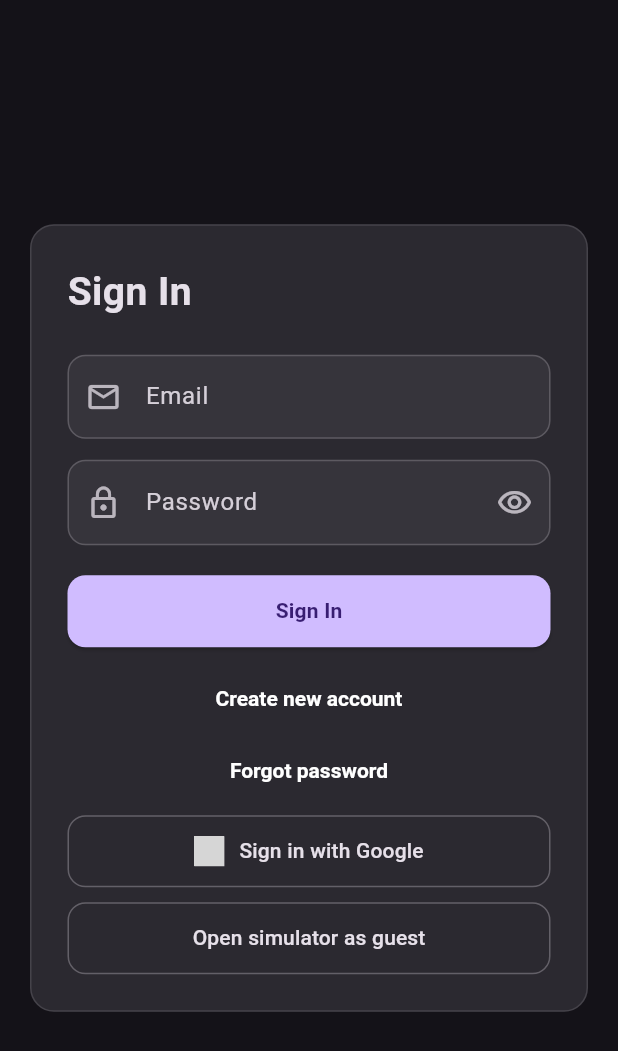
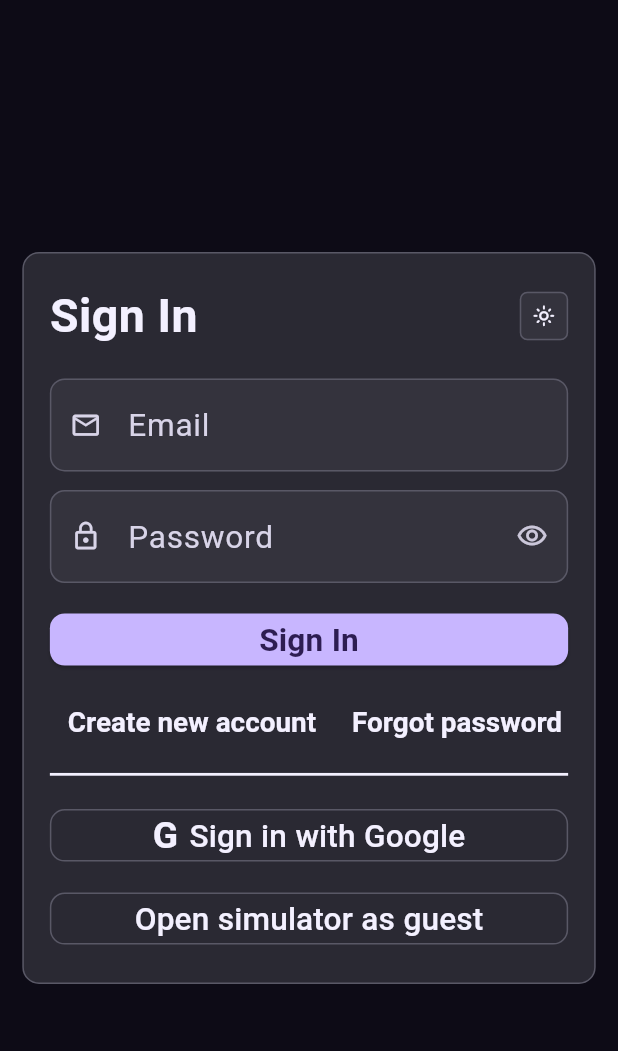
Before and after one commit to Autsadayut-th/toramproject, a Flutter app: the screen it shows after launch, on a phone screen of 412 x 824 dp. Shown: the top 1051 px of the screen. Run offline on Flutter 3.47's test engine with Material 3 defaults, Android fonts, the phone set to English and light mode, and no system bars; our stand-ins replace cloud_firestore, firebase_auth, firebase_core, google_fonts, google_sign_in, shared_preferences; accounts and stored records are empty; grey boxes are pictures that could not be loaded.

Commit message:
Adjust critical simulator layout and update login navigation

```diff
--- a/lib/critical_simulator_page/critical_simulator_page.dart
+++ b/lib/critical_simulator_page/critical_simulator_page.dart
@@ -134,8 +134,16 @@ class _CriticalSimulatorPageState extends State<CriticalSimulatorPage> {
   @override
   Widget build(BuildContext context) {
     final ColorScheme colorScheme = Theme.of(context).colorScheme;
-    final Widget content = SingleChildScrollView(
+    final Widget content = LayoutBuilder(
+      builder: (BuildContext context, BoxConstraints viewport) {
+        return SingleChildScrollView(
           padding: const EdgeInsets.all(16),
+          child: Center(
+            child: ConstrainedBox(
+              constraints: BoxConstraints(
+                maxWidth: 980,
+                minHeight: viewport.maxHeight - 32,
+              ),
               child: Column(
                 crossAxisAlignment: CrossAxisAlignment.start,
                 children: <Widget>[
@@ -143,37 +151,13 @@ class _CriticalSimulatorPageState extends State<CriticalSimulatorPage> {
                     const LinearProgressIndicator(minHeight: 2),
                     const SizedBox(height: 10),
                   ],
-          Container(
-            width: double.infinity,
-            padding: const EdgeInsets.all(12),
-            decoration: BoxDecoration(
-              color: colorScheme.surfaceContainerHigh,
-              borderRadius: BorderRadius.circular(10),
-              border: Border.all(
-                color: colorScheme.onSurface.withValues(alpha: 0.2),
-              ),
-            ),
-            child: Column(
-              crossAxisAlignment: CrossAxisAlignment.start,
-              children: <Widget>[
-                Text(
-                  'Rule source: $_rulesAssetPath',
-                  style: TextStyle(
-                    color: colorScheme.onSurface.withValues(alpha: 0.75),
-                    fontSize: 12,
-                  ),
-                ),
                   if (_rulesError != null) ...<Widget>[
-                  const SizedBox(height: 6),
                     Text(
                       _rulesError!,
                       style: TextStyle(color: colorScheme.error, fontSize: 12),
                     ),
+                    const SizedBox(height: 10),
                   ],
-              ],
-            ),
-          ),
-          const SizedBox(height: 14),
                   _SectionCard(
                     title: '1. Critical Rate',
                     child: Column(
@@ -183,7 +167,9 @@ class _CriticalSimulatorPageState extends State<CriticalSimulatorPage> {
                           'Critical Rate = ${_formatNumber(_rules.criticalRateBase)} + '
                           '(CRT x ${_formatNumber(_rules.crtRatio)}) + Flat + Percent',
                           style: TextStyle(
-                    color: colorScheme.onSurface.withValues(alpha: 0.75),
+                            color: colorScheme.onSurface.withValues(
+                              alpha: 0.75,
+                            ),
                           ),
                         ),
                         const SizedBox(height: 12),
@@ -239,7 +225,9 @@ class _CriticalSimulatorPageState extends State<CriticalSimulatorPage> {
                           'Critical Damage = ${_formatNumber(_rules.criticalDamageBase)} + '
                           '(STR x ${_formatNumber(_rules.strRatio)}) + Flat + Percent',
                           style: TextStyle(
-                    color: colorScheme.onSurface.withValues(alpha: 0.75),
+                            color: colorScheme.onSurface.withValues(
+                              alpha: 0.75,
+                            ),
                           ),
                         ),
                         const SizedBox(height: 12),
@@ -315,10 +303,17 @@ class _CriticalSimulatorPageState extends State<CriticalSimulatorPage> {
                   ),
                 ],
               ),
+            ),
+          ),
+        );
+      },
     );
 
     if (widget.embeddedInShell) {
-      return ColoredBox(color: colorScheme.surface, child: content);
+      return ColoredBox(
+        color: colorScheme.surface,
+        child: SizedBox.expand(child: content),
+      );
     }
 
     return Scaffold(
@@ -328,7 +323,7 @@ class _CriticalSimulatorPageState extends State<CriticalSimulatorPage> {
         foregroundColor: colorScheme.onSurface,
         title: const Text('Critical Simulator'),
       ),
-      body: content,
+      body: ColoredBox(color: colorScheme.surface, child: content),
     );
   }
 }
--- a/lib/login_builds_page/login_screen.dart
+++ b/lib/login_builds_page/login_screen.dart
@@ -1,12 +1,12 @@
 import 'dart:async';
 
 import 'package:flutter/material.dart';
-import 'package:flutter_svg/flutter_svg.dart';
 
 import '../app_shell/app_shell_page.dart';
 import '../auth/firebase_auth_service.dart';
 import '../forgot_password_page/forgot_password_page.dart';
 import '../register_bulids_page/register_screen.dart';
+import '../shared/app_theme_controller.dart';
 import 'services/login_form_service.dart';
 
 class LoginScreen extends StatefulWidget {
@@ -154,9 +154,21 @@ class _LoginScreenState extends State<LoginScreen> {
 
   void _showMessage(String message, {Color? backgroundColor}) {
     final ColorScheme colorScheme = Theme.of(context).colorScheme;
+    final String displayMessage = message.trim().isEmpty
+        ? 'System notification'
+        : message.trim();
     ScaffoldMessenger.of(context).showSnackBar(
       SnackBar(
-        content: Text(message),
+        content: Text(
+          displayMessage,
+          maxLines: 3,
+          overflow: TextOverflow.ellipsis,
+          style: const TextStyle(
+            color: Colors.white,
+            fontSize: 14,
+            fontWeight: FontWeight.w500,
+          ),
+        ),
         behavior: SnackBarBehavior.floating,
         backgroundColor: backgroundColor ?? colorScheme.surfaceContainerHigh,
       ),
@@ -165,21 +177,60 @@ class _LoginScreenState extends State<LoginScreen> {
 
   @override
   Widget build(BuildContext context) {
-    final ColorScheme colorScheme = Theme.of(context).colorScheme;
+    final bool isLightTheme = Theme.of(context).brightness == Brightness.light;
+    final Color backgroundColor = isLightTheme
+        ? const Color(0xFFF2EFF6)
+        : const Color(0xFF0D0B16);
+    final Color cardColor = isLightTheme
+        ? const Color(0xFFE6E2EC)
+        : const Color(0xFF2A2933);
+    final Color textPrimary = isLightTheme
+        ? const Color(0xFF26242E)
+        : const Color(0xFFF3F0FF);
+    final Color textSecondary = isLightTheme
+        ? const Color(0xFF5E5A6B)
+        : const Color(0xFFCBC7DA);
+    final Color primaryButton = isLightTheme
+        ? const Color(0xFF6D56B1)
+        : const Color(0xFFC8B6FF);
+    final Color primaryButtonText = isLightTheme
+        ? const Color(0xFFFFFFFF)
+        : const Color(0xFF2D1D52);
+    final Color outlineBorder = isLightTheme
+        ? const Color(0xFFB8B2C3)
+        : const Color(0xFF595866);
+    final double screenWidth = MediaQuery.of(context).size.width;
+    final double scale = screenWidth >= 900
+        ? 1.0
+        : (screenWidth >= 600 ? 0.88 : 0.62);
+    final double titleSize = 50 * scale;
+    final double bodyTextSize = 30 * scale;
+    final double buttonTextSize = 34 * scale;
+    final double fieldTextSize = 32 * scale;
+    final double iconSize = 34 * scale;
+    final double cardHorizontalPadding = 28 * scale;
+    final double cardVerticalPadding = 30 * scale;
+    final double cardRadius = 18 * scale;
+    final double fieldRadius = 16 * scale;
+
     return Scaffold(
-      backgroundColor: colorScheme.surface,
+      backgroundColor: backgroundColor,
       body: Center(
         child: SingleChildScrollView(
-          padding: const EdgeInsets.all(20),
+          padding: EdgeInsets.symmetric(
+            horizontal: 24 * scale,
+            vertical: 30 * scale,
+          ),
           child: Container(
-            constraints: const BoxConstraints(maxWidth: 460),
-            padding: const EdgeInsets.all(24),
+            constraints: const BoxConstraints(maxWidth: 680),
+            padding: EdgeInsets.symmetric(
+              horizontal: cardHorizontalPadding,
+              vertical: cardVerticalPadding,
+            ),
             decoration: BoxDecoration(
-              color: colorScheme.surfaceContainerHigh,
-              borderRadius: BorderRadius.circular(16),
-              border: Border.all(
-                color: colorScheme.onSurface.withValues(alpha: 0.14),
-              ),
+              color: cardColor,
+              borderRadius: BorderRadius.circular(cardRadius),
+              border: Border.all(color: outlineBorder),
             ),
             child: Form(
               key: _formKey,
@@ -187,61 +238,111 @@ class _LoginScreenState extends State<LoginScreen> {
                 crossAxisAlignment: CrossAxisAlignment.stretch,
                 mainAxisSize: MainAxisSize.min,
                 children: <Widget>[
-                  Text(
+                  Row(
+                    children: <Widget>[
+                      Expanded(
+                        child: Text(
                           'Sign In',
                           style: TextStyle(
-                      fontSize: 26,
+                            fontSize: titleSize,
                             fontWeight: FontWeight.w700,
-                      color: colorScheme.onSurface,
+                            color: textPrimary,
                           ),
                         ),
-                  const SizedBox(height: 24),
+                      ),
+                      SizedBox(width: 12 * scale),
+                      SizedBox(
+                        width: 52 * scale,
+                        height: 52 * scale,
+                        child: IconButton(
+                          onPressed: () {
+                            unawaited(AppThemeController.instance.toggle());
+                          },
+                          icon: Icon(
+                            AppThemeController.instance.isLightMode
+                                ? Icons.dark_mode_outlined
+                                : Icons.light_mode_outlined,
+                            color: textPrimary,
+                            size: 24 * scale,
+                          ),
+                          tooltip: AppThemeController.instance.isLightMode
+                              ? 'Use dark theme'
+                              : 'Use light theme',
+                          style: IconButton.styleFrom(
+                            backgroundColor: isLightTheme
+                                ? const Color(0xFFF2EFF6)
+                                : const Color(0xFF34333D),
+                            side: BorderSide(color: outlineBorder),
+                            shape: RoundedRectangleBorder(
+                              borderRadius: BorderRadius.circular(8 * scale),
+                            ),
+                          ),
+                        ),
+                      ),
+                    ],
+                  ),
+                  SizedBox(height: 30 * scale),
                   TextFormField(
                     controller: _emailController,
                     keyboardType: TextInputType.emailAddress,
                     textInputAction: TextInputAction.next,
                     autofillHints: const <String>[AutofillHints.email],
-                    style: TextStyle(color: colorScheme.onSurface),
+                    style: TextStyle(
+                      color: textPrimary,
+                      fontSize: fieldTextSize,
+                    ),
                     decoration: _fieldDecoration(
                       label: 'Email',
-                      hint: 'name@example.com',
+                      hint: ' ',
                       icon: Icons.email_outlined,
+                      isLightTheme: isLightTheme,
+                      scale: scale,
+                      cornerRadius: fieldRadius,
+                      iconSize: iconSize,
                     ),
                     validator: LoginFormService.validateEmail,
                   ),
-                  const SizedBox(height: 14),
+                  SizedBox(height: 20 * scale),
                   TextFormField(
                     controller: _passwordController,
                     obscureText: _obscurePassword,
                     textInputAction: TextInputAction.done,
                     autofillHints: const <String>[AutofillHints.password],
-                    style: TextStyle(color: colorScheme.onSurface),
+                    style: TextStyle(
+                      color: textPrimary,
+                      fontSize: fieldTextSize,
+                    ),
                     decoration: _fieldDecoration(
                       label: 'Password',
-                      hint: 'At least 8 characters',
+                      hint: ' ',
                       icon: Icons.lock_outline,
+                      isLightTheme: isLightTheme,
+                      scale: scale,
+                      cornerRadius: fieldRadius,
+                      iconSize: iconSize,
                       suffixIcon: IconButton(
                         onPressed: _togglePasswordVisibility,
                         icon: Icon(
                           _obscurePassword
                               ? Icons.visibility_outlined
                               : Icons.visibility_off_outlined,
-                          color: colorScheme.onSurface.withValues(alpha: 0.75),
+                          color: textSecondary,
+                          size: iconSize,
                         ),
                       ),
                     ),
                     validator: LoginFormService.validatePassword,
                     onFieldSubmitted: (_) => _submit(),
                   ),
-                  const SizedBox(height: 20),
+                  SizedBox(height: 22 * scale),
                   ElevatedButton(
                     onPressed: _isLoading ? null : _submit,
                     style: ElevatedButton.styleFrom(
-                      backgroundColor: colorScheme.primary,
-                      foregroundColor: colorScheme.onPrimary,
-                      minimumSize: const Size.fromHeight(48),
+                      backgroundColor: primaryButton,
+                      foregroundColor: primaryButtonText,
+                      minimumSize: Size.fromHeight(56 * scale),
                       shape: RoundedRectangleBorder(
-                        borderRadius: BorderRadius.circular(12),
+                        borderRadius: BorderRadius.circular(fieldRadius),
                       ),
                     ),
                     child: _isLoading
@@ -250,79 +351,97 @@ class _LoginScreenState extends State<LoginScreen> {
                             height: 20,
                             child: CircularProgressIndicator(
                               strokeWidth: 2,
-                              color: colorScheme.onPrimary,
+                              color: primaryButtonText,
                             ),
                           )
-                        : const Text(
+                        : Text(
                             'Sign In',
-                            style: TextStyle(fontWeight: FontWeight.w600),
+                            style: TextStyle(
+                              fontWeight: FontWeight.w700,
+                              fontSize: buttonTextSize,
                             ),
                           ),
-                  const SizedBox(height: 10),
+                  ),
+                  SizedBox(height: 12 * scale),
+                  Row(
+                    children: <Widget>[
                       TextButton(
                         onPressed: _isLoading ? null : _openRegister,
+                        style: TextButton.styleFrom(
+                          foregroundColor: textPrimary,
+                          textStyle: TextStyle(
+                            fontSize: bodyTextSize,
+                            fontWeight: FontWeight.w700,
+                          ),
+                        ),
                         child: const Text('Create new account'),
                       ),
+                      const Spacer(),
                       TextButton(
                         onPressed: _isLoading ? null : _openForgotPasswordPage,
+                        style: TextButton.styleFrom(
+                          foregroundColor: textPrimary,
+                          textStyle: TextStyle(
+                            fontSize: bodyTextSize,
+                            fontWeight: FontWeight.w700,
+                          ),
+                        ),
                         child: const Text('Forgot password'),
                       ),
-                  const SizedBox(height: 6),
+                    ],
+                  ),
+                  SizedBox(height: 4 * scale),
+                  Divider(thickness: 3 * scale, color: textPrimary),
+                  SizedBox(height: 14 * scale),
                   OutlinedButton(
                     onPressed: _isLoading ? null : _signInWithGoogle,
                     style: OutlinedButton.styleFrom(
-                      foregroundColor: colorScheme.onSurface,
-                      side: BorderSide(
-                        color: colorScheme.onSurface.withValues(alpha: 0.3),
-                      ),
-                      minimumSize: const Size.fromHeight(48),
+                      foregroundColor: textPrimary,
+                      side: BorderSide(color: outlineBorder),
+                      minimumSize: Size.fromHeight(56 * scale),
                       shape: RoundedRectangleBorder(
-                        borderRadius: BorderRadius.circular(12),
+                        borderRadius: BorderRadius.circular(fieldRadius),
                       ),
                     ),
                     child: Row(
                       mainAxisAlignment: MainAxisAlignment.center,
                       children: <Widget>[
-                        SvgPicture.network(
-                          'https://www.gstatic.com/firebasejs/ui/2.0.0/images/auth/google.svg',
-                          width: 20,
-                          height: 20,
-                          placeholderBuilder: (BuildContext context) => Icon(
-                            Icons.account_circle,
-                            size: 20,
-                            color: colorScheme.onSurface.withValues(
-                              alpha: 0.75,
+                        Text(
+                          'G',
+                          style: TextStyle(
+                            fontSize: 40 * scale,
+                            fontWeight: FontWeight.w700,
+                            color: textPrimary,
                           ),
                         ),
-                          colorFilter: ColorFilter.mode(
-                            colorScheme.onSurface.withValues(alpha: 0.8),
-                            BlendMode.srcIn,
+                        SizedBox(width: 12 * scale),
+                        Text(
+                          'Sign in with Google',
+                          style: TextStyle(
+                            fontWeight: FontWeight.w500,
+                            fontSize: buttonTextSize,
                           ),
-                        ),
-                        const SizedBox(width: 10),
-                        const Text(
-                          'Sign in with Google',
-                          style: TextStyle(fontWeight: FontWeight.w500),
                         ),
                       ],
                     ),
                   ),
-                  const SizedBox(height: 10),
+                  SizedBox(height: 12 * scale),
                   OutlinedButton(
                     onPressed: _isLoading ? null : _openWithoutLogin,
                     style: OutlinedButton.styleFrom(
-                      foregroundColor: colorScheme.onSurface,
-                      side: BorderSide(
-                        color: colorScheme.onSurface.withValues(alpha: 0.3),
-                      ),
-                      minimumSize: const Size.fromHeight(48),
+                      foregroundColor: textPrimary,
+                      side: BorderSide(color: outlineBorder),
+                      minimumSize: Size.fromHeight(56 * scale),
                       shape: RoundedRectangleBorder(
-                        borderRadius: BorderRadius.circular(12),
+                        borderRadius: BorderRadius.circular(fieldRadius),
                       ),
                     ),
-                    child: const Text(
+                    child: Text(
                       'Open simulator as guest',
-                      style: TextStyle(fontWeight: FontWeight.w500),
+                      style: TextStyle(
+                        fontWeight: FontWeight.w500,
+                        fontSize: buttonTextSize,
+                      ),
                     ),
                   ),
                 ],
@@ -338,44 +457,56 @@ class _LoginScreenState extends State<LoginScreen> {
     required String label,
     required String hint,
     required IconData icon,
+    required bool isLightTheme,
+    required double scale,
+    required double cornerRadius,
+    required double iconSize,
     Widget? suffixIcon,
   }) {
-    final ColorScheme colorScheme = Theme.of(context).colorScheme;
     return InputDecoration(
       labelText: label,
       hintText: hint,
       filled: true,
-      fillColor: colorScheme.surfaceContainerHighest,
+      fillColor: isLightTheme
+          ? const Color(0xFFF1EDF6)
+          : const Color(0xFF34333D),
       labelStyle: TextStyle(
-        color: colorScheme.onSurface.withValues(alpha: 0.9),
+        color: isLightTheme ? const Color(0xFF585463) : const Color(0xFFD8D4E8),
+        fontSize: 34 * scale,
       ),
       hintStyle: TextStyle(
-        color: colorScheme.onSurface.withValues(alpha: 0.42),
+        color: isLightTheme ? const Color(0xFF878394) : const Color(0xFFA09CB3),
+        fontSize: 32 * scale,
       ),
       prefixIcon: Icon(
         icon,
-        color: colorScheme.onSurface.withValues(alpha: 0.75),
+        color: isLightTheme ? const Color(0xFF585463) : const Color(0xFFD8D4E8),
+        size: iconSize,
       ),
       suffixIcon: suffixIcon,
       enabledBorder: OutlineInputBorder(
-        borderRadius: BorderRadius.circular(12),
+        borderRadius: BorderRadius.circular(cornerRadius),
         borderSide: BorderSide(
-          color: colorScheme.onSurface.withValues(alpha: 0.22),
+          color: isLightTheme
+              ? const Color(0xFFB8B2C3)
+              : const Color(0xFF595866),
         ),
       ),
       focusedBorder: OutlineInputBorder(
-        borderRadius: BorderRadius.circular(12),
+        borderRadius: BorderRadius.circular(cornerRadius),
         borderSide: BorderSide(
-          color: colorScheme.onSurface.withValues(alpha: 0.5),
+          color: isLightTheme
+              ? const Color(0xFF78718A)
+              : const Color(0xFFCAC6DA),
           width: 1.6,
         ),
       ),
       errorBorder: OutlineInputBorder(
-        borderRadius: BorderRadius.circular(12),
+        borderRadius: BorderRadius.circular(cornerRadius),
         borderSide: const BorderSide(color: Colors.redAccent),
       ),
       focusedErrorBorder: OutlineInputBorder(
-        borderRadius: BorderRadius.circular(12),
+        borderRadius: BorderRadius.circular(cornerRadius),
         borderSide: const BorderSide(color: Colors.redAccent, width: 1.6),
       ),
     );
```
Lines whose indentation alone changed are shown as unchanged.
